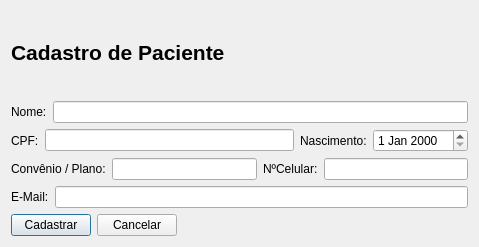
Qt form clinica_cpp/cadastropacientes.ui (juander/Projeto_CPP) before a commit.
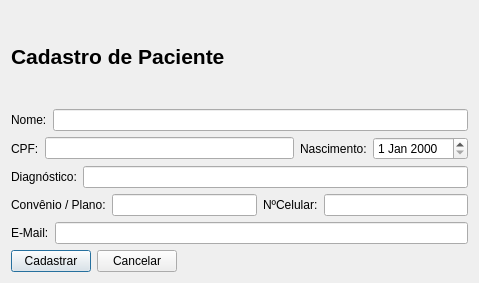
The same form after that commit.

Diff of the .ui file:
```diff
--- a/clinica_cpp/cadastropacientes.ui
+++ b/clinica_cpp/cadastropacientes.ui
@@ -7,7 +7,7 @@
     <x>0</x>
     <y>0</y>
     <width>479</width>
-    <height>247</height>
+    <height>283</height>
    </rect>
   </property>
   <property name="windowTitle">
@@ -16,7 +16,7 @@
   <layout class="QVBoxLayout" name="verticalLayout_2">
    <item>
     <layout class="QVBoxLayout" name="verticalLayout">
-     <item alignment="Qt::AlignmentFlag::AlignVCenter">
+     <item>
       <widget class="QLabel" name="label_6">
        <property name="text">
         <string>&lt;!DOCTYPE HTML PUBLIC &quot;-//W3C//DTD HTML 4.0//EN&quot; &quot;http://www.w3.org/TR/REC-html40/strict.dtd&quot;&gt;
@@ -68,6 +68,20 @@
        </item>
       </layout>
      </item>
+     <item>
+      <layout class="QHBoxLayout" name="horizontalLayout_7">
+       <item>
+        <widget class="QLabel" name="txtDiagn">
+         <property name="text">
+          <string>Diagnóstico:</string>
+         </property>
+        </widget>
+       </item>
+       <item>
+        <widget class="QLineEdit" name="lineEdit"/>
+       </item>
+      </layout>
+     </item>
      <item>
       <layout class="QHBoxLayout" name="horizontalLayout_3">
        <item>
```
